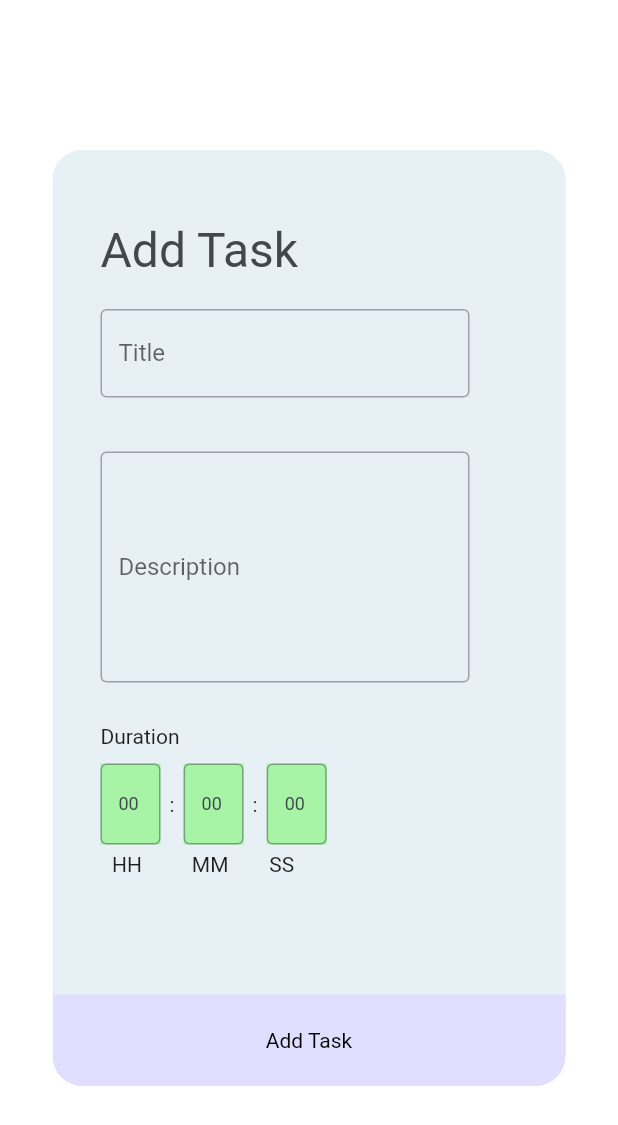
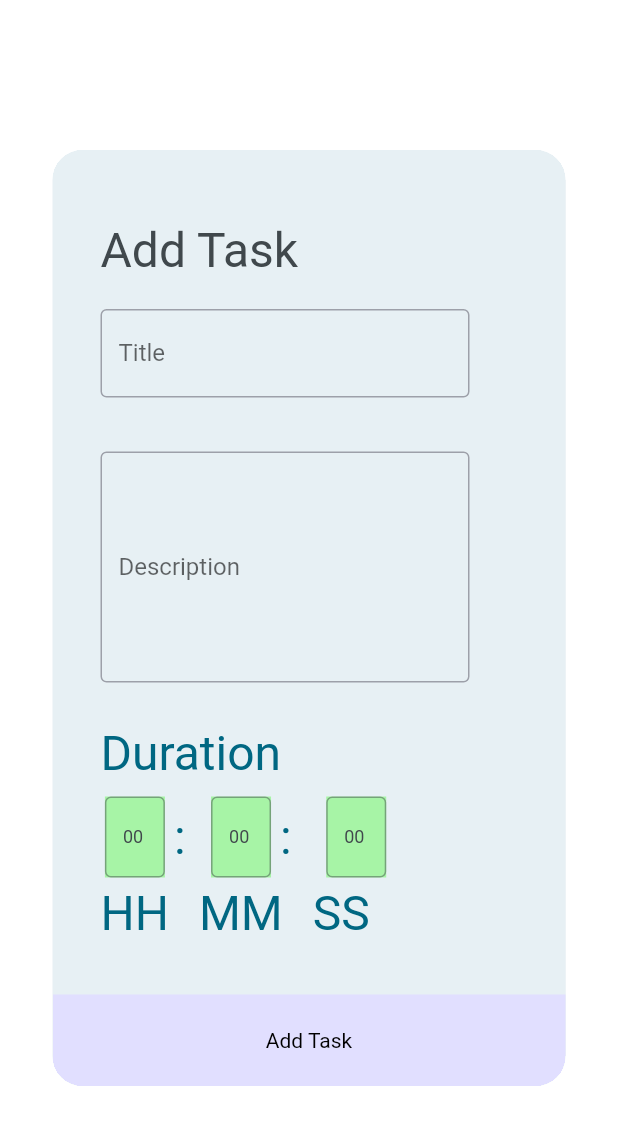
Before and after one commit to jaswanth-gollamudi/Timer_App, a Flutter app: the AddTaskDialog screen opened directly, on a phone screen of 412 x 824 dp. Shown: the top 1125 px of the screen. Run offline on Flutter 3.47's test engine with Material 2 defaults, Android fonts, the phone set to English and light mode, and no system bars; our stand-ins replace audioplayers, drift; accounts and stored records are empty; generated files the repository leaves out were written again.

Commit message:
==> Refactored code.

```diff
--- a/lib/main.dart
+++ b/lib/main.dart
@@ -2,7 +2,7 @@ import 'package:flutter/material.dart';
 import 'package:provider/provider.dart';
 import 'package:timer_app/database/database.dart';
 import 'package:timer_app/themes/app_theme.dart';
-import 'package:timer_app/views/data.dart';
+import 'package:timer_app/database/utils/data.dart';
 import 'routes/routes.dart' as route;
 
 void main() {
--- a/lib/themes/app_theme.dart
+++ b/lib/themes/app_theme.dart
@@ -18,14 +18,24 @@ ThemeData appTheme = ThemeData(
     brightness: Brightness.light,
   ),
 
-  textTheme: const TextTheme(
-    headlineLarge: TextStyle(
+  textTheme:  TextTheme(
+    headlineLarge: const TextStyle(
         fontSize: AppConstants.appBarTitleTextSize,
         fontWeight: FontWeight.w400,
         color: Colors.white),
 
+    bodyMedium: const TextStyle(
+        fontSize: AppConstants.appBarTitleTextSize,
+        //fontWeight: FontWeight.w400,
+        color: Color(0xff006782)),
 
-    headline1: TextStyle(
+    bodySmall: const TextStyle(
+      fontSize: AppConstants.bodySmall,
+      color: Colors.black
+    ),
+
+
+    headline1: const TextStyle(
         fontSize: AppConstants.splashScreenTextSize,
         fontWeight: FontWeight.w400,
         color: AppConstants.splashScreenTextPrimaryColor,
--- a/lib/themes/constants.dart
+++ b/lib/themes/constants.dart
@@ -4,6 +4,7 @@ class AppConstants{
   static const String splashScreenTitle= "iPotato Timer";
   static const double appBarTitleTextSize = 32;
   static const double splashScreenTextSize = 57;
+  static const double bodySmall = 14;
 
   static const splashScreenTextPrimaryColor = Color(0xff216C2E);
   static const splashScreenTextShadowColor = Color(0xffA7F4A6);
@@ -11,7 +12,16 @@ class AppConstants{
   static const fABColor = Color(0xffB6EAFF);
 
   static const addTaskTitleColor  = Color(0xff40484C);
+  static const addTaskDialogBgColor =  Color(0xFFE7F0F4);
+  static const addTaskButtonColor =   Color(0xffE1DFFF);
 
+
+  static const String noTimerPresentText = " No timer Active. \n Press here to start a new one.";
+  static const String noTimerPresentArrowPath = "assets/images/ic_down_arrow.png";
+
+  static const String appBarTitle = "Potato Timer";
+
+  static const String addTaskHeaderTitle = "Add Task";
 
 
 
--- a/lib/views/add_task_dialog.dart
+++ b/lib/views/add_task_dialog.dart
@@ -6,7 +6,7 @@ import 'package:timer_app/database/database.dart';
 import 'package:timer_app/themes/app_theme.dart';
 import 'package:timer_app/themes/constants.dart';
 
-import 'data.dart';
+import '../database/utils/data.dart';
 
 class AddTaskDialog extends StatefulWidget {
   AddTaskDialog({Key? key}) : super(key: key);
@@ -16,40 +16,32 @@ class AddTaskDialog extends StatefulWidget {
 }
 
 class _AddTaskDialogState extends State<AddTaskDialog> {
-
   TextEditingController titleController = TextEditingController();
   TextEditingController descriptionController = TextEditingController();
   TextEditingController hoursController = TextEditingController(text: "00");
-
   TextEditingController minutesController = TextEditingController(text: "00");
-
   TextEditingController secondsController = TextEditingController(text: "00");
-
-  //late AppDataBase appDataBase;
-
 
   @override
   void initState() {
     // TODO: implement initState
     super.initState();
-
   }
 
   @override
   Widget build(BuildContext context) {
-   // appDataBase = Provider.of<AppDataBase>(context);
     return Center(
       child: Container(
         clipBehavior: Clip.hardEdge,
         decoration: BoxDecoration(
           borderRadius: BorderRadius.circular(20),
-          color: const Color(0xFFE7F0F4),
+          color: AppConstants.addTaskDialogBgColor,
         ),
         height: MediaQuery.of(context).size.height - 200,
         width: MediaQuery.of(context).size.width - 70,
         child: Scaffold(
           resizeToAvoidBottomInset: false,
-          backgroundColor: const Color(0xFFE7F0F4),
+          backgroundColor: AppConstants.addTaskDialogBgColor,
           body: SingleChildScrollView(
             padding: const EdgeInsets.only(left: 32),
             reverse: true,
@@ -61,17 +53,17 @@ class _AddTaskDialogState extends State<AddTaskDialog> {
                   padding: const EdgeInsets.only(
                     top: 48,
                   ),
-                  child: Text("Add Task",
+                  child: Text(AppConstants.addTaskHeaderTitle,
                       style: appTheme.textTheme.headlineLarge?.copyWith(
                         color: AppConstants.addTaskTitleColor,
                         decoration: TextDecoration.none,
                       )),
                 ),
-                const SizedBox(
-                  height: 20,
-                ),
-                 Padding(
-                  padding: const EdgeInsets.only(right: 64),
+                // const SizedBox(
+                //   height: 20,
+                // ),
+                Padding(
+                  padding: const EdgeInsets.only(right: 64, top: 20),
                   child: TextField(
                     controller: titleController,
                     textDirection: TextDirection.ltr,
@@ -81,11 +73,11 @@ class _AddTaskDialogState extends State<AddTaskDialog> {
                     ),
                   ),
                 ),
-                const SizedBox(
-                  height: 36,
-                ),
-                 Padding(
-                  padding: const EdgeInsets.only(right: 64),
+                // const SizedBox(
+                //   height: 36,
+                // ),
+                Padding(
+                  padding: const EdgeInsets.only(right: 64, top: 36),
                   child: TextField(
                     controller: descriptionController,
                     textDirection: TextDirection.ltr,
@@ -98,14 +90,10 @@ class _AddTaskDialogState extends State<AddTaskDialog> {
                     ),
                   ),
                 ),
-                const SizedBox(
-                  height: 28,
+                const Padding(
+                  padding: EdgeInsets.only(top: 28, bottom: 10),
+                  child: Text("Duration"),
                 ),
-                const Text("Duration"),
-                const SizedBox(
-                  height: 10,
-                ),
-
                 Row(
                   children: [
                     timePickerWidget(title: "HH", controller: hoursController),
@@ -117,7 +105,6 @@ class _AddTaskDialogState extends State<AddTaskDialog> {
                         controller: secondsController),
                   ],
                 ),
-
                 Padding(
                     padding: EdgeInsets.only(
                         bottom: MediaQuery.of(context).viewInsets.bottom)),
@@ -125,22 +112,19 @@ class _AddTaskDialogState extends State<AddTaskDialog> {
             ),
           ),
           bottomNavigationBar: GestureDetector(
-            onTap: (){
+            onTap: () {
               _saveToDb();
             },
             child: Container(
               // alignment: Alignment.bottomCenter,
-              color: const Color(0xffE1DFFF),
+              color: AppConstants.addTaskButtonColor,
               padding: EdgeInsets.zero,
               height: 61,
               width: MediaQuery.of(context).size.width,
               child: Center(
                   child: Text(
-                "Add Task",
-                style: appTheme.textTheme.headlineLarge?.copyWith(
-                  color: Colors.black,
-                  fontSize: 14,
-                ),
+                AppConstants.addTaskHeaderTitle,
+                style: appTheme.textTheme.bodySmall,
               )),
             ),
           ),
@@ -183,34 +167,27 @@ class _AddTaskDialogState extends State<AddTaskDialog> {
               ),
           ],
         ),
-        const SizedBox(
-          height: 5,
-        ),
         Padding(
-          padding: const EdgeInsets.only(right: 20),
+          padding: const EdgeInsets.only(right: 20, top: 5),
           child: Text(title),
         ),
       ],
     );
   }
 
-
-
-
-
   void _saveToDb() {
-
     final taskData = Provider.of<TaskData>(context, listen: false);
-    taskData.addTask(
-        AllTasksCompanion(
+    taskData
+        .addTask(AllTasksCompanion(
             title: dr.Value(titleController.text),
             description: dr.Value(descriptionController.text),
             isTaskCompleted: const dr.Value(false),
-            isTaskPaused:const dr.Value(false),
+            isTaskPaused: const dr.Value(false),
             currentTime: dr.Value(""),
-            time: dr.Value("${hoursController.text}:${minutesController.text}:${secondsController.text}")
-        )
-    ).then((value) {
+            time: dr.Value("${hoursController.text}:"
+                "${minutesController.text}:"
+                "${secondsController.text}")))
+        .then((value) {
       Navigator.pop(context, true);
     });
   }
--- a/pubspec.yaml
+++ b/pubspec.yaml
@@ -36,6 +36,7 @@ dependencies:
   path_provider: ^2.0.0
   path: 1.8.2
   provider: ^6.0.5
+  audioplayers: ^3.0.1
 
 
   # The following adds the Cupertino Icons font to your application.
@@ -71,6 +72,7 @@ flutter:
   # To add assets to your application, add an assets section, like this:
   assets:
       - assets/images/
+      - assets/sounds/
   #   - images/a_dot_ham.jpeg
 
   # An image asset can refer to one or more resolution-specific "variants", see
```
Also changed, not shown: lib/database/utils/data.dart (added, +38 -0 lines), lib/views/count_down_timer_widget.dart (+7 -11 lines), lib/views/dashboard.dart (+9 -57 lines), lib/views/data.dart (deleted, +0 -86 lines), lib/views/task_list_widget.dart (+20 -4 lines), lib/database/utils/data_repo.dart (added), pubspec.lock.
